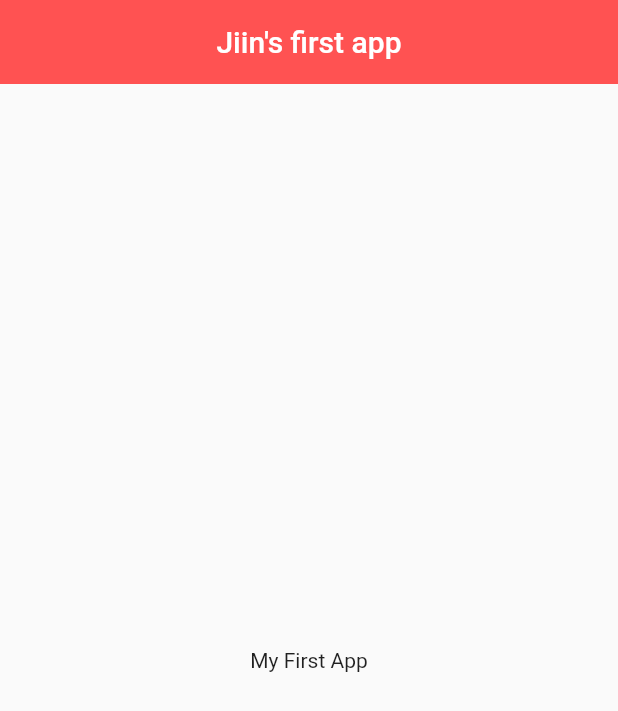
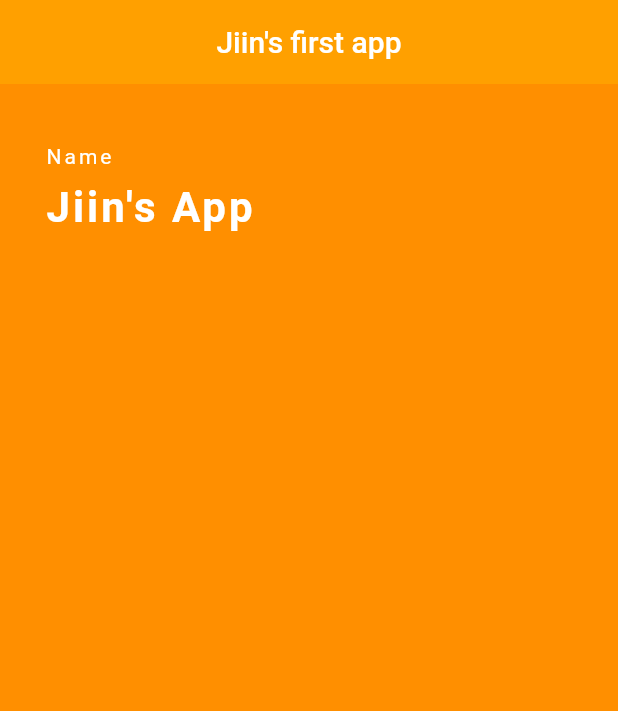
Before and after one commit to songhee-cho/Adobby-FlutterStudy, a Flutter app: the screen it shows after launch, on a phone screen of 412 x 824 dp. Shown: the top 711 px of the screen. Run offline on Flutter 3.47's test engine with Material 2 defaults, Android fonts, the phone set to English and light mode, and no system bars; missing offline and left inert: dart:html.

Commit message:
[Week2] Update body - character page design

```diff
--- a/Jiin/first_flutter_study/lib/main.dart
+++ b/Jiin/first_flutter_study/lib/main.dart
@@ -1,3 +1,5 @@
+import 'dart:html';
+
 import 'package:flutter/material.dart'; //flutter framework에 있는 기능을 사용하기 위해 무조건 import 해야함
 
 void main() => runApp(MyApp());
@@ -15,36 +17,51 @@ class MyApp extends StatelessWidget {
   Widget build(BuildContext context) {
     return MaterialApp(
       title: "First Flutter App", //app을 총칭하는 이름(앱 이름 그 자체)
-      theme: ThemeData(primarySwatch: Colors.blue //파란색 색상 견본 사용
-          ),
-      home: MyHomePage(),
+      home: Grade(),
     );
   }
 }
 
-class MyHomePage extends StatelessWidget {
+class Grade extends StatelessWidget {
   //MyApp 안의 자식위젯
-  const MyHomePage({Key? key}) : super(key: key);
+  const Grade({Key? key}) : super(key: key);
 
   @override
   Widget build(BuildContext context) {
     return Scaffold(
+        backgroundColor: Colors.amber[800],
         appBar: AppBar(
           title: Text('Jiin\'s first app'), //app 화면에 출력되는 title, appbar에 표시되는 것
+          backgroundColor: Colors.amber[700],
           centerTitle: true,
-        backgroundColor: Colors.redAccent,
-        elevation: 0.0, //appBar가 뜨는 정도 설정 - 0.0은 화면에 딱 붙어서 나오게 함
+          elevation: 0.0,
         ),
-      body: Center(
-        //widget 가로축의 정중앙 배치
+        body: Padding(
+          padding: EdgeInsets.fromLTRB(30.0, 40.0, 0.0, 0.0),
           child: Column(
-          mainAxisAlignment: MainAxisAlignment
-              .center, //위젯을 세로축으로 상,중,하단 배치 - center이므로 세로축 가운데에 배치
+            crossAxisAlignment: CrossAxisAlignment.start, //시작점 정렬
             children: <Widget>[
-            Text("My First App"),
+              Text(
+                'Name',
+                style: TextStyle(
+                  color: Colors.white,
+                  letterSpacing: 2.0, //글자 간격 조절
+                ),
+              ),
+              SizedBox(
+                //sized box를 이용해 두 텍스트 사이의 간격 조절
+                height: 10.0,
+              ),
+              Text(
+                "Jiin\'s App",
+                style: TextStyle(
+                    color: Colors.white,
+                    letterSpacing: 2.0,
+                    fontSize: 28.0,
+                    fontWeight: FontWeight.bold),
+              )
             ],
           ),
-      ),
-    );
+        ));
   }
 }
```
Lines whose indentation alone changed are shown as unchanged.
